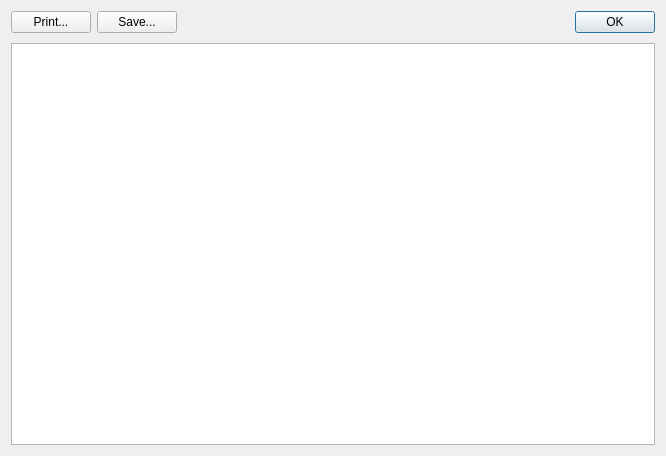
First picture: the form in cephtable.ui, repository PavelMr/skytechx, before the edit.
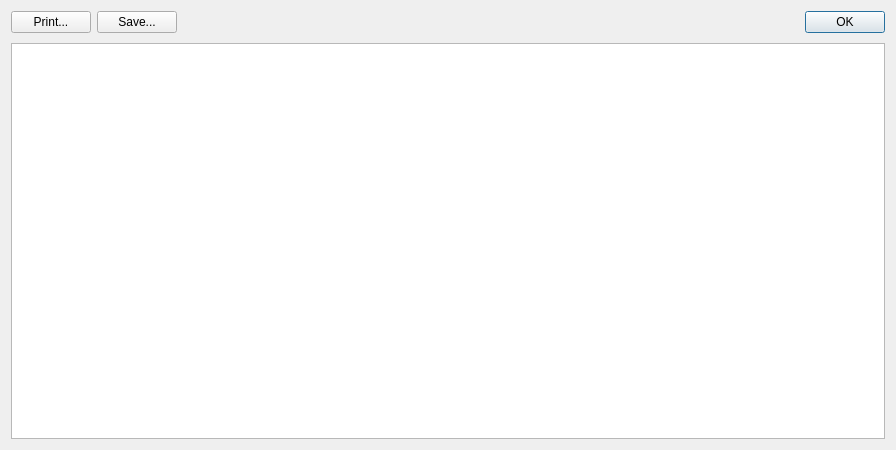
Second picture: the form after the edit.

```diff
--- a/cephtable.ui
+++ b/cephtable.ui
@@ -6,8 +6,8 @@
    <rect>
     <x>0</x>
     <y>0</y>
-    <width>666</width>
-    <height>456</height>
+    <width>896</width>
+    <height>450</height>
    </rect>
   </property>
   <property name="windowTitle">
```
